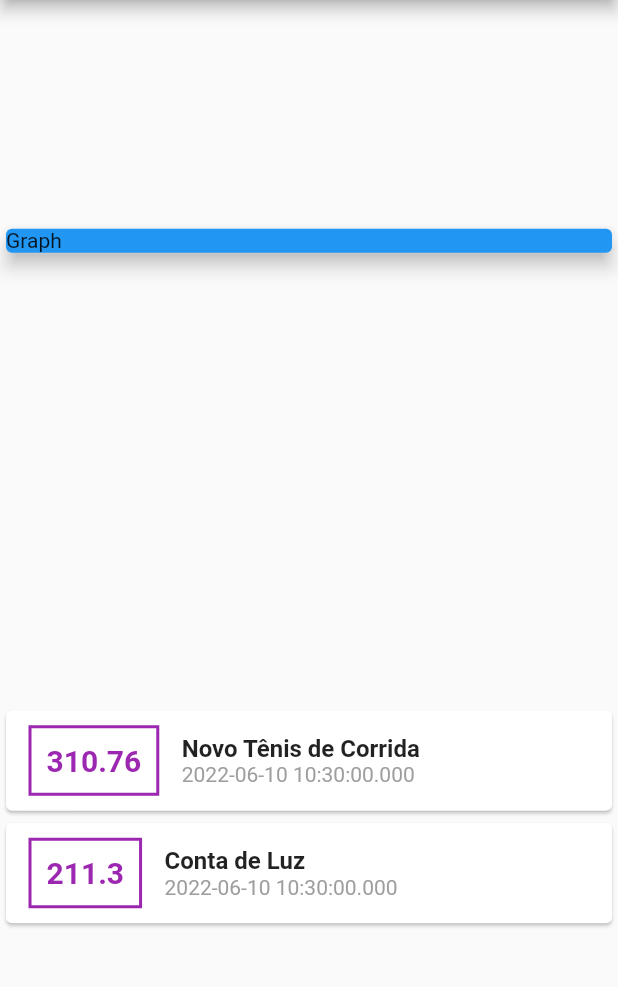
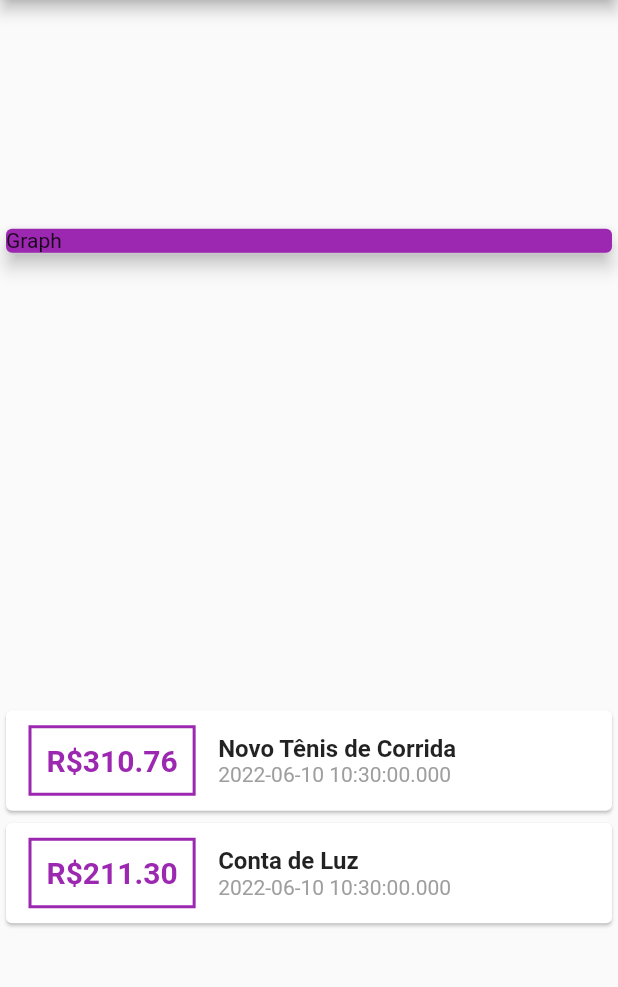
Before and after one commit to arthurrossibr/flutter-despesas, a Flutter app: the screen it shows after launch, on a phone screen of 412 x 824 dp, the part 84-1071 px from its top. Run offline on Flutter 3.47's test engine with Material 2 defaults, Android fonts, the light colour scheme and no system bars.

Commit message:
Fix decimal on valeu

```diff
--- a/lib/main.dart
+++ b/lib/main.dart
@@ -37,7 +37,7 @@ class MyHomePage extends StatelessWidget {
           Container(
             width: double.infinity,
             child: const Card(
-              color: Colors.blue,
+              color: Colors.purple,
               elevation: 5,
               child: Text('Graph'),
             ),
@@ -61,7 +61,7 @@ class MyHomePage extends StatelessWidget {
                         ),
                         padding: const EdgeInsets.all(10),
                         child: Text(
-                          tr.value.toString(),
+                          'R\$${tr.value.toStringAsFixed(2)}',
                           style: const TextStyle(
                             fontWeight: FontWeight.bold,
                             fontSize: 20,
```
